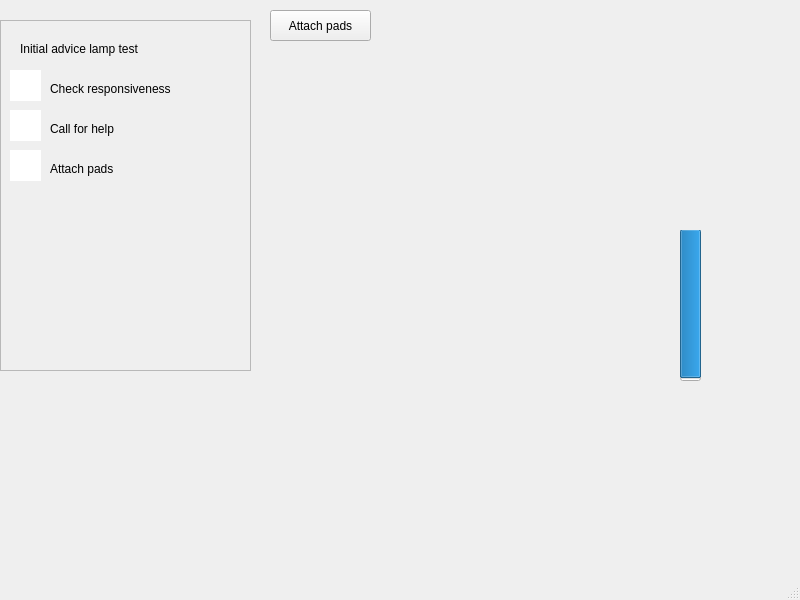
nicwatson/aed-project, file mainwindow.ui: the form before one commit.
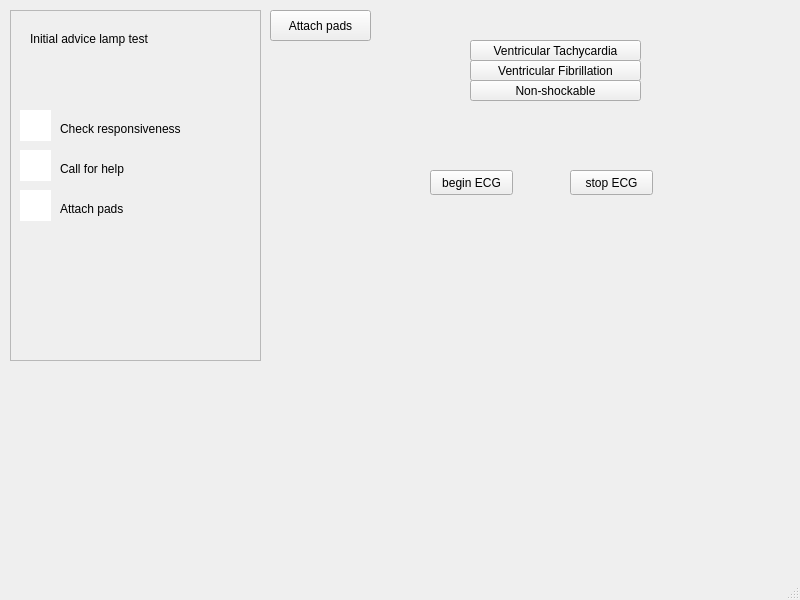
The form after the commit. Custom widgets are drawn as their Qt base class.

Patch:
```diff
--- a/mainwindow.ui
+++ b/mainwindow.ui
@@ -17,8 +17,8 @@
    <widget class="QFrame" name="frame">
     <property name="geometry">
      <rect>
-      <x>0</x>
-      <y>20</y>
+      <x>10</x>
+      <y>10</y>
       <width>251</width>
       <height>351</height>
      </rect>
@@ -33,7 +33,7 @@
      <property name="geometry">
       <rect>
        <x>10</x>
-       <y>90</y>
+       <y>140</y>
        <width>31</width>
        <height>31</height>
       </rect>
@@ -46,7 +46,7 @@
      <property name="geometry">
       <rect>
        <x>10</x>
-       <y>130</y>
+       <y>180</y>
        <width>31</width>
        <height>31</height>
       </rect>
@@ -59,7 +59,7 @@
      <property name="geometry">
       <rect>
        <x>10</x>
-       <y>50</y>
+       <y>100</y>
        <width>31</width>
        <height>31</height>
       </rect>
@@ -85,7 +85,7 @@
      <property name="geometry">
       <rect>
        <x>50</x>
-       <y>60</y>
+       <y>110</y>
        <width>151</width>
        <height>17</height>
       </rect>
@@ -98,7 +98,7 @@
      <property name="geometry">
       <rect>
        <x>50</x>
-       <y>100</y>
+       <y>150</y>
        <width>131</width>
        <height>17</height>
       </rect>
@@ -111,7 +111,7 @@
      <property name="geometry">
       <rect>
        <x>50</x>
-       <y>140</y>
+       <y>190</y>
        <width>131</width>
        <height>17</height>
       </rect>
@@ -134,29 +134,82 @@
      <string>Attach pads</string>
     </property>
    </widget>
-   <widget class="QProgressBar" name="progressBar">
+   <widget class="QLabel" name="ecgWaveform">
     <property name="geometry">
      <rect>
-      <x>680</x>
-      <y>230</y>
-      <width>21</width>
-      <height>151</height>
+      <x>370</x>
+      <y>210</y>
+      <width>241</width>
+      <height>211</height>
      </rect>
     </property>
-    <property name="value">
-     <number>99</number>
+    <property name="text">
+     <string/>
     </property>
-    <property name="textVisible">
-     <bool>false</bool>
+   </widget>
+   <widget class="QPushButton" name="beginECGButton">
+    <property name="geometry">
+     <rect>
+      <x>430</x>
+      <y>170</y>
+      <width>83</width>
+      <height>25</height>
+     </rect>
     </property>
-    <property name="orientation">
-     <enum>Qt::Vertical</enum>
+    <property name="text">
+     <string>begin ECG</string>
     </property>
-    <property name="invertedAppearance">
-     <bool>true</bool>
+   </widget>
+   <widget class="QPushButton" name="stopECGButton">
+    <property name="geometry">
+     <rect>
+      <x>570</x>
+      <y>170</y>
+      <width>83</width>
+      <height>25</height>
+     </rect>
     </property>
-    <property name="textDirection">
-     <enum>QProgressBar::TopToBottom</enum>
+    <property name="text">
+     <string>stop ECG</string>
+    </property>
+   </widget>
+   <widget class="QPushButton" name="tachyButton">
+    <property name="geometry">
+     <rect>
+      <x>470</x>
+      <y>40</y>
+      <width>171</width>
+      <height>21</height>
+     </rect>
+    </property>
+    <property name="text">
+     <string>Ventricular Tachycardia</string>
+    </property>
+   </widget>
+   <widget class="QPushButton" name="fibButton">
+    <property name="geometry">
+     <rect>
+      <x>470</x>
+      <y>60</y>
+      <width>171</width>
+      <height>21</height>
+     </rect>
+    </property>
+    <property name="text">
+     <string>Ventricular Fibrillation</string>
+    </property>
+   </widget>
+   <widget class="QPushButton" name="nonShockableButton">
+    <property name="geometry">
+     <rect>
+      <x>470</x>
+      <y>80</y>
+      <width>171</width>
+      <height>21</height>
+     </rect>
+    </property>
+    <property name="text">
+     <string>Non-shockable</string>
     </property>
    </widget>
   </widget>
```
Left out of the diff: 10 changed lines with no effect on the pictures.
